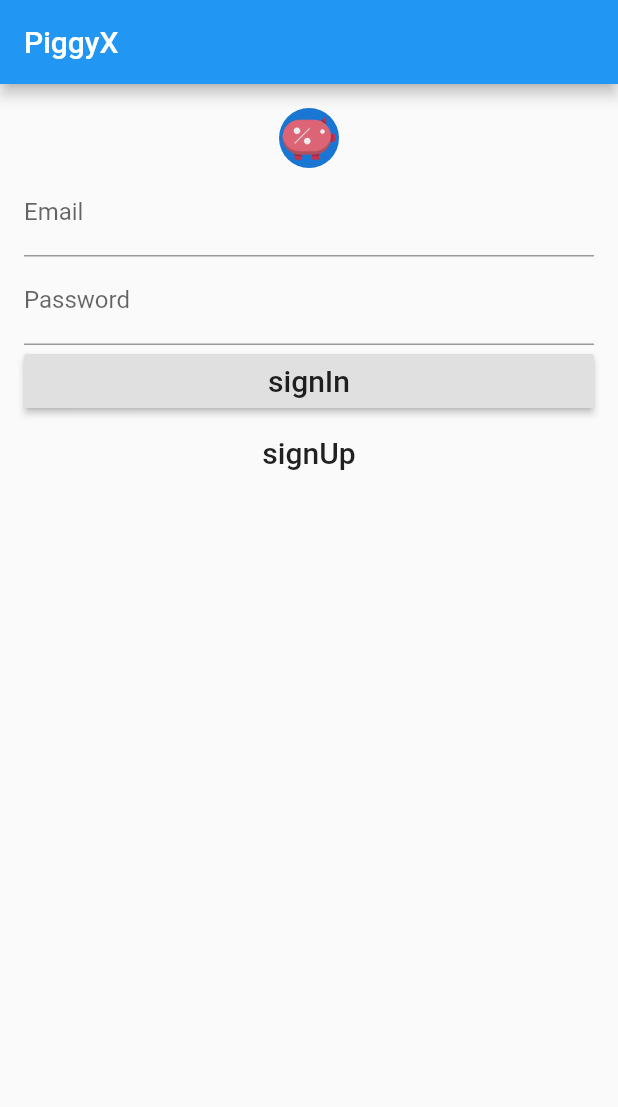
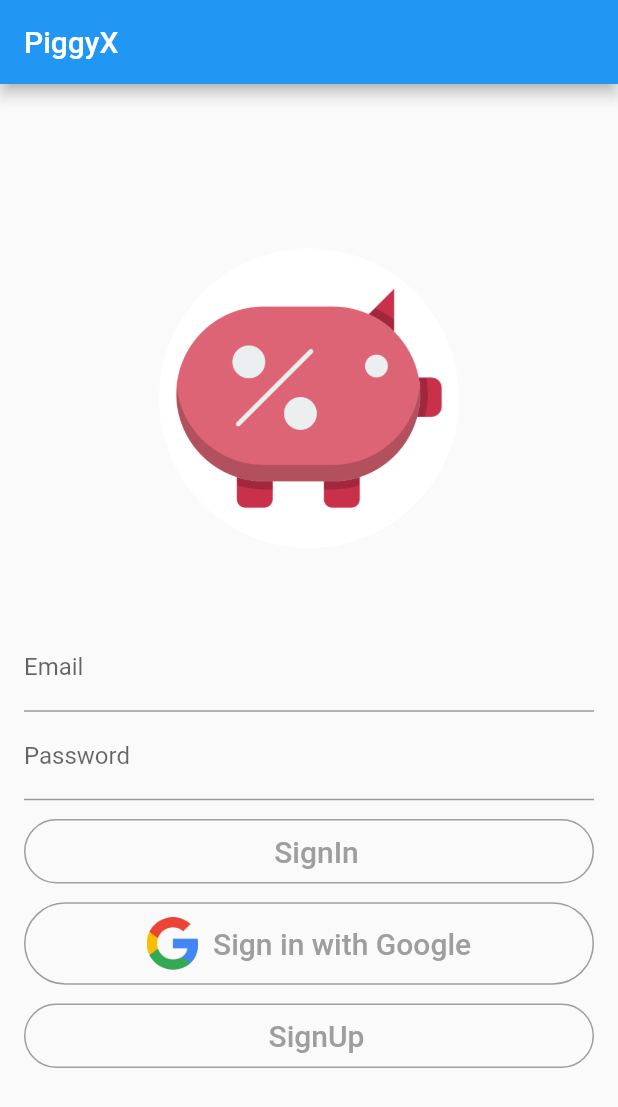
Before and after one commit to Mastersam07/PiggyX, a Flutter app: the screen it shows after launch, on a phone screen of 412 x 824 dp. Shown: the top 1107 px of the screen. Run offline on Flutter 3.47's test engine with Material 2 defaults, Android fonts, the phone set to English and light mode, and no system bars; our stand-ins replace firebase_auth, google_sign_in; accounts and stored records are empty.

Commit message:
added google signin

```diff
--- a/lib/ui/loginpage.dart
+++ b/lib/ui/loginpage.dart
@@ -63,6 +63,19 @@ class _LoginPageState extends State<LoginPage> {
     }
   }
 
+  Future<void> validateAndLoginGoogle() async {
+    try {
+      final BaseAuth auth = AuthProvider.of(context).auth;
+      if (_formType == FormType.login) {
+        final String userId = await auth.signInWithGoogle();
+        print('Signed in: $userId');
+      }
+      widget.onSignedIn();
+    } catch (e) {
+      print('Error: $e');
+    }
+  }
+
   void moveToRegister() {
     formKey.currentState.reset();
     setState(() {
@@ -87,9 +100,13 @@ class _LoginPageState extends State<LoginPage> {
         padding: EdgeInsets.all(16.0),
         child: Form(
           key: formKey,
-          child: Column(
-            crossAxisAlignment: CrossAxisAlignment.stretch,
-            children: buildImage() + buildInputs() + buildSubmitButtons(),
+          child: Center(
+            child: Column(
+              crossAxisAlignment: CrossAxisAlignment.stretch,
+              mainAxisSize: MainAxisSize.max,
+              mainAxisAlignment: MainAxisAlignment.center,
+              children: buildImage() + buildInputs() + buildSubmitButtons(),
+            ),
           ),
         ),
       ),
@@ -111,6 +128,9 @@ class _LoginPageState extends State<LoginPage> {
         validator: PasswordFieldValidator.validate,
         onSaved: (String value) => _password = value,
       ),
+      SizedBox(
+        height: 10.0,
+      ),
     ];
   }
 
@@ -119,34 +139,179 @@ class _LoginPageState extends State<LoginPage> {
       Center(
         child: CircleAvatar(
           backgroundImage: AssetImage('assets/images/piggyicon.png'),
+          backgroundColor: Colors.white,
+          radius: 100.0,
         ),
-      )
+      ),
+      SizedBox(
+        height: 50.0,
+      ),
     ];
   }
 
   List<Widget> buildSubmitButtons() {
     if (_formType == FormType.login) {
       return <Widget>[
-        RaisedButton(
-          key: Key('signIn'),
-          child: Text('signIn', style: TextStyle(fontSize: 20.0)),
+        OutlineButton(
+          key: Key('SignIn'),
+          splashColor: Colors.grey,
           onPressed: validateAndSubmit,
+          shape:
+              RoundedRectangleBorder(borderRadius: BorderRadius.circular(40)),
+          highlightElevation: 0,
+          borderSide: BorderSide(color: Colors.grey),
+          child: Padding(
+            padding: const EdgeInsets.fromLTRB(0, 10, 0, 10),
+            child: Row(
+              mainAxisSize: MainAxisSize.min,
+              mainAxisAlignment: MainAxisAlignment.center,
+              children: <Widget>[
+//                Image(
+//                    image: AssetImage("assets/images/google_logo.png"), height: 35.0),
+                Padding(
+                  padding: const EdgeInsets.only(left: 10),
+                  child: Text(
+                    'SignIn',
+                    style: TextStyle(
+                      fontSize: 20,
+                      color: Colors.grey,
+                    ),
+                  ),
+                )
+              ],
+            ),
+          ),
         ),
-        FlatButton(
-          child: Text('signUp', style: TextStyle(fontSize: 20.0)),
+        SizedBox(
+          height: 10.0,
+        ),
+        OutlineButton(
+          key: Key('SignInWithGogle'),
+          splashColor: Colors.grey,
+          onPressed: validateAndLoginGoogle,
+          shape:
+              RoundedRectangleBorder(borderRadius: BorderRadius.circular(40)),
+          highlightElevation: 0,
+          borderSide: BorderSide(color: Colors.grey),
+          child: Padding(
+            padding: const EdgeInsets.fromLTRB(0, 10, 0, 10),
+            child: Row(
+              mainAxisSize: MainAxisSize.min,
+              mainAxisAlignment: MainAxisAlignment.center,
+              children: <Widget>[
+                Image(
+                    image: AssetImage("assets/images/google_logo.png"),
+                    height: 35.0),
+                Padding(
+                  padding: const EdgeInsets.only(left: 10),
+                  child: Text(
+                    'Sign in with Google',
+                    style: TextStyle(
+                      fontSize: 20,
+                      color: Colors.grey,
+                    ),
+                  ),
+                )
+              ],
+            ),
+          ),
+        ),
+        SizedBox(
+          height: 10.0,
+        ),
+        OutlineButton(
+          key: Key('SignUp'),
+          splashColor: Colors.grey,
           onPressed: moveToRegister,
+          shape:
+              RoundedRectangleBorder(borderRadius: BorderRadius.circular(40)),
+          highlightElevation: 0,
+          borderSide: BorderSide(color: Colors.grey),
+          child: Padding(
+            padding: const EdgeInsets.fromLTRB(0, 10, 0, 10),
+            child: Row(
+              mainAxisSize: MainAxisSize.min,
+              mainAxisAlignment: MainAxisAlignment.center,
+              children: <Widget>[
+//                Image(
+//                    image: AssetImage("assets/images/google_logo.png"), height: 35.0),
+                Padding(
+                  padding: const EdgeInsets.only(left: 10),
+                  child: Text(
+                    'SignUp',
+                    style: TextStyle(
+                      fontSize: 20,
+                      color: Colors.grey,
+                    ),
+                  ),
+                )
+              ],
+            ),
+          ),
         ),
       ];
     } else {
       return <Widget>[
-        RaisedButton(
-          child: Text('signUp', style: TextStyle(fontSize: 20.0)),
+        OutlineButton(
+          splashColor: Colors.grey,
           onPressed: validateAndSubmit,
+          shape:
+              RoundedRectangleBorder(borderRadius: BorderRadius.circular(40)),
+          highlightElevation: 0,
+          borderSide: BorderSide(color: Colors.grey),
+          child: Padding(
+            padding: const EdgeInsets.fromLTRB(0, 10, 0, 10),
+            child: Row(
+              mainAxisSize: MainAxisSize.min,
+              mainAxisAlignment: MainAxisAlignment.center,
+              children: <Widget>[
+//                Image(
+//                    image: AssetImage("assets/images/google_logo.png"), height: 35.0),
+                Padding(
+                  padding: const EdgeInsets.only(left: 10),
+                  child: Text(
+                    'SignUp',
+                    style: TextStyle(
+                      fontSize: 20,
+                      color: Colors.grey,
+                    ),
+                  ),
+                )
+              ],
+            ),
+          ),
         ),
-        FlatButton(
-          child:
-              Text('Existing User? signIn', style: TextStyle(fontSize: 20.0)),
+        SizedBox(
+          height: 10.0,
+        ),
+        OutlineButton(
+          splashColor: Colors.grey,
           onPressed: moveToLogin,
+          shape:
+              RoundedRectangleBorder(borderRadius: BorderRadius.circular(40)),
+          highlightElevation: 0,
+          borderSide: BorderSide(color: Colors.grey),
+          child: Padding(
+            padding: const EdgeInsets.fromLTRB(0, 10, 0, 10),
+            child: Row(
+              mainAxisSize: MainAxisSize.min,
+              mainAxisAlignment: MainAxisAlignment.center,
+              children: <Widget>[
+//                Image(
+//                    image: AssetImage("assets/images/google_logo.png"), height: 35.0),
+                Padding(
+                  padding: const EdgeInsets.only(left: 10),
+                  child: Text(
+                    'Existing User? SignIn',
+                    style: TextStyle(
+                      fontSize: 20,
+                      color: Colors.grey,
+                    ),
+                  ),
+                )
+              ],
+            ),
+          ),
         ),
       ];
     }
```
Also changed, not shown: assets/images/google_logo.png (added), 2 other files.
